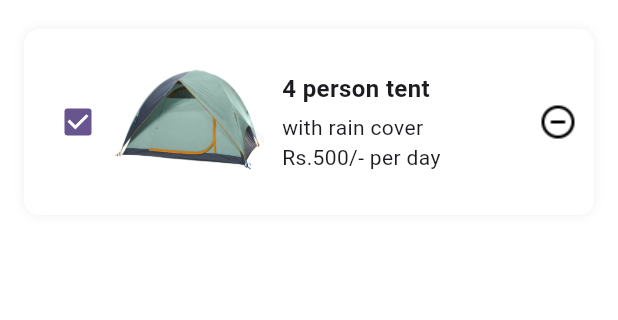
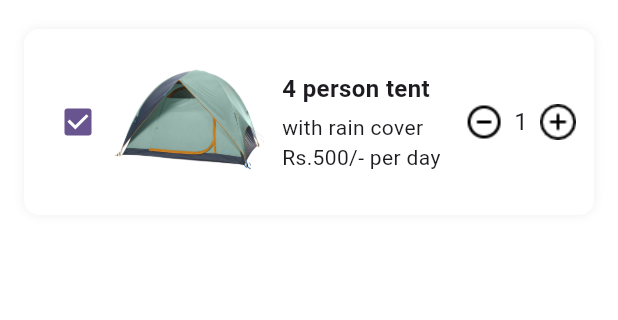
Before and after one commit to Chanukaisuru/CampKit, a Flutter app: the MyCartPage screen opened directly, on a phone screen of 412 x 824 dp, the part 70-390 px from its top. Run offline on Flutter 3.47's test engine with Material 3 defaults, Android fonts, the phone set to English and light mode, and no system bars.

Commit message:
add add icon and remove icon into cart page

```diff
--- a/lib/cart/cart_page.dart
+++ b/lib/cart/cart_page.dart
@@ -178,6 +178,19 @@ class CartItem extends StatelessWidget {
                         height: 24,
                       ),
                     ),
+
+                    SizedBox(width: 8),
+
+                    Text('1',style:TextStyle(fontSize: 16)),
+                    SizedBox(width: 8),
+                    GestureDetector(
+                      onTap:() {},
+                        child: Image.asset(
+                          'assets/icon/add.png',
+                          width: 24,
+                          height: 24,
+                        ),
+                    ),
                   ],
                 ),
               ],
```
